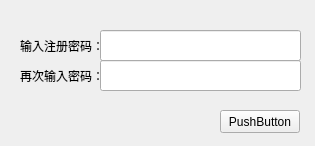
This is ClientQ/register.ui in PanHe0830/IMSystem as Qt 5 draws it before an edit. The edited form follows.
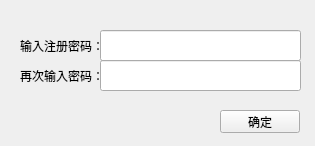
This is the edited form.

What changed in the file:
```diff
--- a/ClientQ/register.ui
+++ b/ClientQ/register.ui
@@ -69,7 +69,7 @@
     </rect>
    </property>
    <property name="text">
-    <string>PushButton</string>
+    <string>确定</string>
    </property>
   </widget>
  </widget>
```
